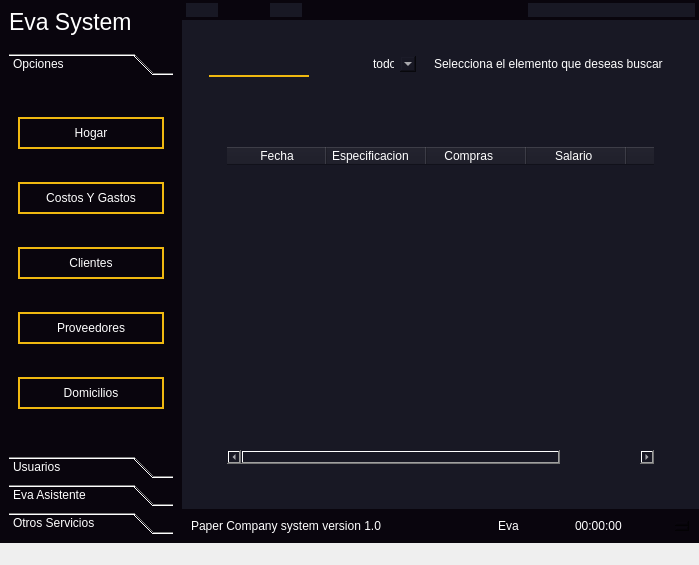
Old version of the form ui/EvaSystem.ui in the repository leonardo2322/Eva.
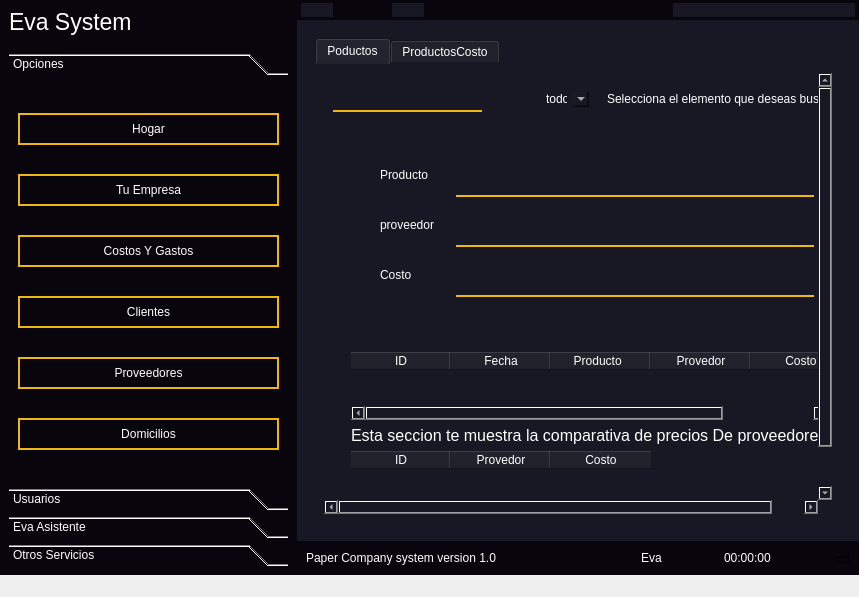
New version of the form. The open tabs and pages were chosen to show the change. Icons and pictures are not drawn.

```diff
--- a/ui/EvaSystem.ui
+++ b/ui/EvaSystem.ui
@@ -6,8 +6,8 @@
    <rect>
     <x>0</x>
     <y>0</y>
-    <width>699</width>
-    <height>565</height>
+    <width>859</width>
+    <height>597</height>
    </rect>
   </property>
   <property name="windowTitle">
@@ -153,8 +153,8 @@
               <rect>
                <x>0</x>
                <y>0</y>
-               <width>192</width>
-               <height>317</height>
+               <width>282</width>
+               <height>349</height>
               </rect>
              </property>
              <attribute name="icon">
@@ -180,7 +180,18 @@
                </widget>
               </item>
               <item>
-               <widget class="QPushButton" name="pushButton_11">
+               <widget class="QPushButton" name="btn_busisness">
+                <property name="text">
+                 <string>Tu Empresa</string>
+                </property>
+                <property name="icon">
+                 <iconset resource="../../DomiGPS/iconosPrincipales.qrc">
+                  <normaloff>:/cct/negocios.png</normaloff>:/cct/negocios.png</iconset>
+                </property>
+               </widget>
+              </item>
+              <item>
+               <widget class="QPushButton" name="btn_costosygastos">
                 <property name="text">
                  <string>Costos Y Gastos</string>
                 </property>
@@ -213,7 +224,7 @@
                </widget>
               </item>
               <item>
-               <widget class="QPushButton" name="pushButton">
+               <widget class="QPushButton" name="btn_domicilios">
                 <property name="text">
                  <string>Domicilios</string>
                 </property>
@@ -537,7 +548,7 @@
               <number>0</number>
              </property>
              <item>
-              <widget class="QLabel" name="label_2">
+              <widget class="QLabel" name="lbl_user_text">
                <property name="text">
                 <string/>
                </property>
@@ -705,6 +716,16 @@
             <widget class="QWidget" name="stk_CostosGastos">
              <layout class="QVBoxLayout" name="verticalLayout_10">
               <item>
+               <widget class="QTabWidget" name="tabWidget">
+                <property name="currentIndex">
+                 <number>1</number>
+                </property>
+                <widget class="QWidget" name="tab">
+                 <attribute name="title">
+                  <string>Poductos</string>
+                 </attribute>
+                 <layout class="QVBoxLayout" name="verticalLayout_22">
+                  <item>
                <widget class="QScrollArea" name="scrollArea">
                 <property name="widgetResizable">
                  <bool>true</bool>
@@ -713,9 +734,9 @@
                  <property name="geometry">
                   <rect>
                    <x>0</x>
-                   <y>0</y>
-                   <width>467</width>
-                   <height>412</height>
+                       <y>-75</y>
+                       <width>531</width>
+                       <height>475</height>
                   </rect>
                  </property>
                  <layout class="QVBoxLayout" name="verticalLayout_19">
@@ -867,6 +888,27 @@
                     <layout class="QVBoxLayout" name="verticalLayout_12">
                      <item>
                       <widget class="QFrame" name="frame_20">
+                           <property name="styleSheet">
+                            <string notr="true">*{
+	padding:13px;
+}
+
+QLineEdit{
+	border-bottom:2px solid #efb810;
+}
+
+QLineEdit:hover{
+	background-color: rgba(9,5,13,.7)	
+}
+QRadioButton,QCheckBox{
+	background-color:rgba(128,128,128,.5);
+	border-radius:50px;
+}
+QDateEdit{
+	background-color:rgba(255,255,255,.3);
+	color:#000
+}</string>
+                           </property>
                        <property name="frameShape">
                         <enum>QFrame::StyledPanel</enum>
                        </property>
@@ -875,7 +917,38 @@
                        </property>
                        <layout class="QVBoxLayout" name="verticalLayout_20">
                         <item>
-                         <layout class="QFormLayout" name="formLayout"/>
+                             <layout class="QFormLayout" name="formLayout">
+                              <item row="0" column="0">
+                               <widget class="QLabel" name="productoLabel">
+                                <property name="text">
+                                 <string>Producto</string>
+                                </property>
+                               </widget>
+                              </item>
+                              <item row="0" column="1">
+                               <widget class="QLineEdit" name="productoLineEdit"/>
+                              </item>
+                              <item row="1" column="0">
+                               <widget class="QLabel" name="proveedorLabel">
+                                <property name="text">
+                                 <string>proveedor</string>
+                                </property>
+                               </widget>
+                              </item>
+                              <item row="1" column="1">
+                               <widget class="QLineEdit" name="proveedorLineEdit"/>
+                              </item>
+                              <item row="2" column="0">
+                               <widget class="QLabel" name="costoLabel">
+                                <property name="text">
+                                 <string>Costo</string>
+                                </property>
+                               </widget>
+                              </item>
+                              <item row="2" column="1">
+                               <widget class="QLineEdit" name="costoLineEdit"/>
+                              </item>
+                             </layout>
                         </item>
                        </layout>
                       </widget>
@@ -903,6 +976,11 @@
                        <layout class="QVBoxLayout" name="verticalLayout_21">
                         <item>
                          <widget class="QTableWidget" name="tableWidget_2">
+                              <column>
+                               <property name="text">
+                                <string>ID</string>
+                               </property>
+                              </column>
                           <column>
                            <property name="text">
                             <string>Fecha</string>
@@ -910,24 +988,57 @@
                           </column>
                           <column>
                            <property name="text">
-                            <string>         Especificacion             </string>
+                                <string>Producto  </string>
                            </property>
                           </column>
                           <column>
                            <property name="text">
-                            <string>Compras     </string>
+                                <string>Provedor</string>
                            </property>
                           </column>
                           <column>
                            <property name="text">
-                            <string>Salario  </string>
-                           </property>
-                          </column>
+                                <string>Costo</string>
+                               </property>
+                              </column>
+                             </widget>
+                            </item>
+                            <item>
+                             <widget class="QLabel" name="label_2">
+                              <property name="font">
+                               <font>
+                                <pointsize>12</pointsize>
+                               </font>
+                              </property>
+                              <property name="styleSheet">
+                               <string notr="true">QLabel{
+	background-color:rgba(0,0,0,.5);
+	height:20px;
+	border-radius:20px;
+}</string>
+                              </property>
+                              <property name="text">
+                               <string>Esta seccion te muestra la comparativa de precios De proveedores</string>
+                              </property>
+                             </widget>
+                            </item>
+                            <item>
+                             <widget class="QTableWidget" name="tableWidget_3">
                           <column>
                            <property name="text">
-                            <string>Gastos  </string>
-                           </property>
-                          </column>
+                                <string>ID</string>
+                               </property>
+                              </column>
+                              <column>
+                               <property name="text">
+                                <string>Provedor</string>
+                               </property>
+                              </column>
+                              <column>
+                               <property name="text">
+                                <string>Costo</string>
+                               </property>
+                              </column>
                          </widget>
                         </item>
                        </layout>
@@ -942,7 +1053,56 @@
               </item>
              </layout>
             </widget>
-            <widget class="QWidget" name="stk_Clientes"/>
+                <widget class="QWidget" name="tab_3">
+                 <attribute name="title">
+                  <string>ProductosCosto</string>
+                 </attribute>
+                 <widget class="QWidget" name="formLayoutWidget">
+                  <property name="geometry">
+                   <rect>
+                    <x>70</x>
+                    <y>50</y>
+                    <width>160</width>
+                    <height>80</height>
+                   </rect>
+                  </property>
+                  <layout class="QFormLayout" name="formLayout_3">
+                   <item row="0" column="0">
+                    <widget class="QLabel" name="panLabel">
+                     <property name="text">
+                      <string>pan</string>
+                     </property>
+                    </widget>
+                   </item>
+                   <item row="0" column="1">
+                    <widget class="QLineEdit" name="panLineEdit">
+                     <property name="text">
+                      <string>10$</string>
+                     </property>
+                    </widget>
+                   </item>
+                  </layout>
+                 </widget>
+                </widget>
+               </widget>
+              </item>
+             </layout>
+            </widget>
+            <widget class="QWidget" name="stk_Clientes">
+             <widget class="QPushButton" name="pushButton">
+              <property name="geometry">
+               <rect>
+                <x>220</x>
+                <y>190</y>
+                <width>80</width>
+                <height>22</height>
+               </rect>
+              </property>
+              <property name="text">
+               <string>hola</string>
+              </property>
+             </widget>
+            </widget>
             <widget class="QWidget" name="homeStkInventary">
              <layout class="QVBoxLayout" name="verticalLayout_13">
               <item>
```
Left out of the diff: 55 changed lines with no effect on the pictures. Lines whose indentation alone changed are shown as unchanged.
